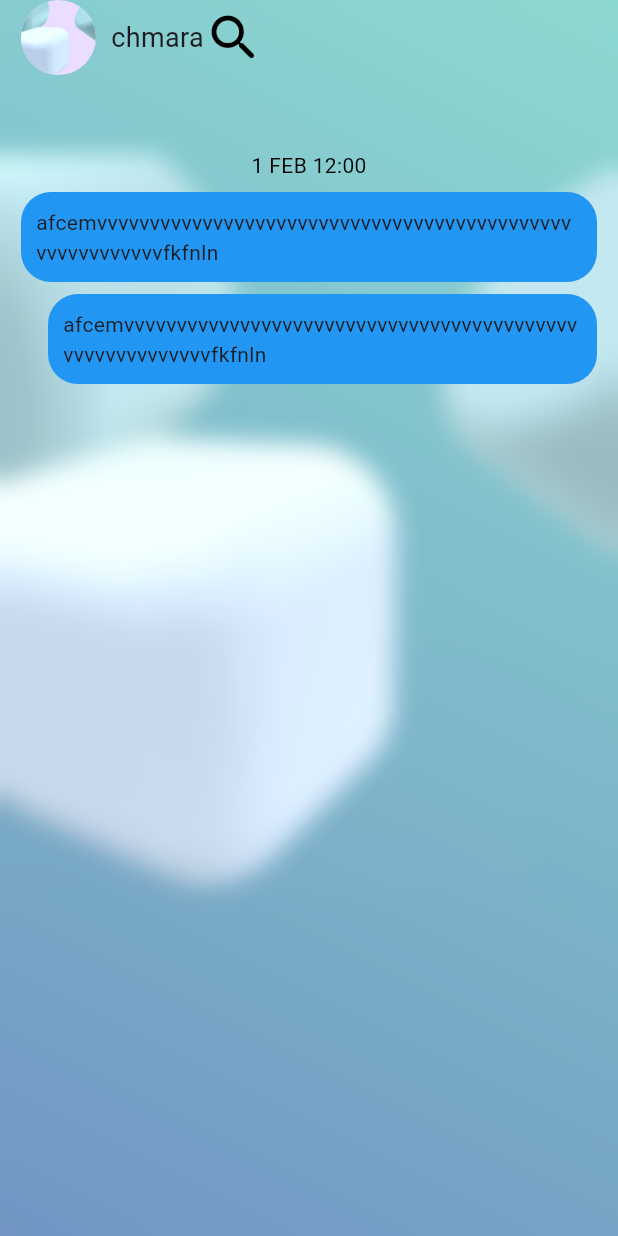
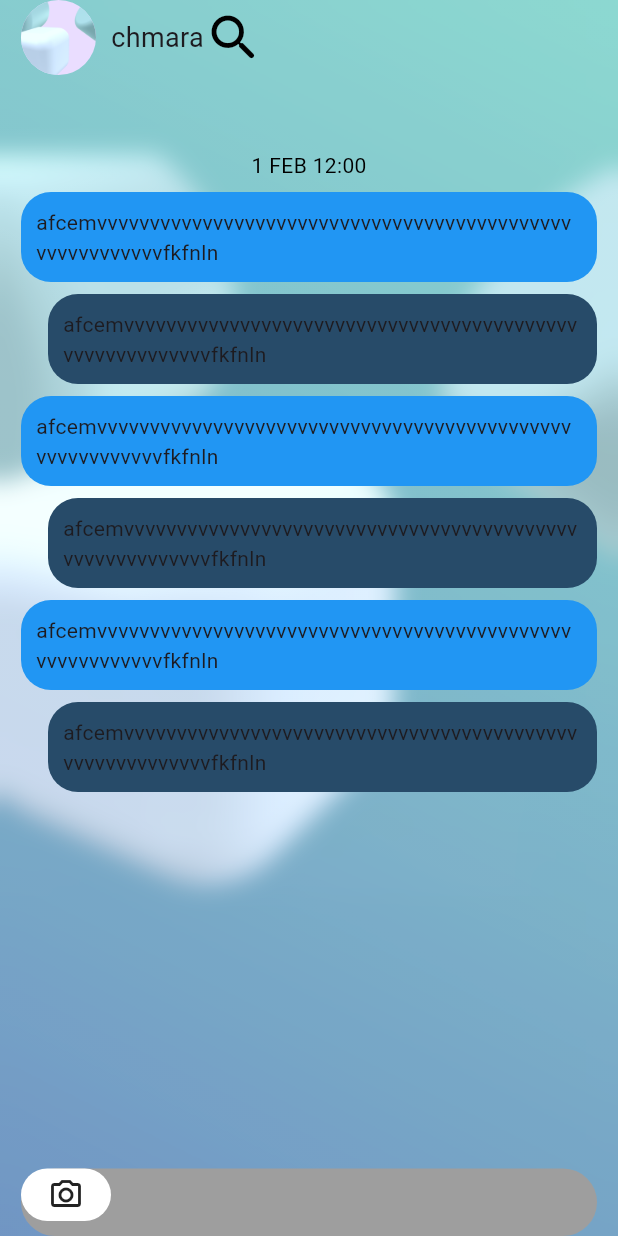
Before and after one commit to RMCV-Rajapaksha/Project-Syncup, a Flutter app: the screen it shows after launch, on a phone screen of 412 x 824 dp. Run offline on Flutter 3.47's test engine with Material 3 defaults, Android fonts, the phone set to English and light mode, and no system bars; our stand-ins replace device_preview, flutter_chat_ui.

Commit message:
Update Chat.dart UI with new color scheme and additional text containers

```diff
--- a/lib/pages/Chat.dart
+++ b/lib/pages/Chat.dart
@@ -75,7 +75,7 @@ class _LoginState extends State<ChatPage> {
                 child: Container(
                   decoration: BoxDecoration(
                       borderRadius: BorderRadius.circular(20),
-                      color: Colors.blue),
+                      color: const Color.fromARGB(255, 39, 75, 105)),
                   child: Padding(
                     padding: const EdgeInsets.all(10.0),
                     child: Text(
@@ -83,6 +83,86 @@ class _LoginState extends State<ChatPage> {
                   ),
                 ),
               ),
+              SizedBox(
+                height: 8,
+              ),
+              Container(
+                decoration: BoxDecoration(
+                    borderRadius: BorderRadius.circular(20),
+                    color: Colors.blue),
+                child: Padding(
+                  padding: const EdgeInsets.all(10.0),
+                  child: Text(
+                      'afcemvvvvvvvvvvvvvvvvvvvvvvvvvvvvvvvvvvvvvvvvvvvvvvvvvvvvvvvvvfkfnln'),
+                ),
+              ),
+              SizedBox(
+                height: 8,
+              ),
+              Padding(
+                padding: const EdgeInsets.only(left: 18),
+                child: Container(
+                  decoration: BoxDecoration(
+                      borderRadius: BorderRadius.circular(20),
+                      color: const Color.fromARGB(255, 39, 75, 105)),
+                  child: Padding(
+                    padding: const EdgeInsets.all(10.0),
+                    child: Text(
+                        'afcemvvvvvvvvvvvvvvvvvvvvvvvvvvvvvvvvvvvvvvvvvvvvvvvvvvvvvvvvvfkfnln'),
+                  ),
+                ),
+              ),
+              SizedBox(
+                height: 8,
+              ),
+              Container(
+                decoration: BoxDecoration(
+                    borderRadius: BorderRadius.circular(20),
+                    color: Colors.blue),
+                child: Padding(
+                  padding: const EdgeInsets.all(10.0),
+                  child: Text(
+                      'afcemvvvvvvvvvvvvvvvvvvvvvvvvvvvvvvvvvvvvvvvvvvvvvvvvvvvvvvvvvfkfnln'),
+                ),
+              ),
+              SizedBox(
+                height: 8,
+              ),
+              Padding(
+                padding: const EdgeInsets.only(left: 18),
+                child: Container(
+                  decoration: BoxDecoration(
+                      borderRadius: BorderRadius.circular(20),
+                      color: const Color.fromARGB(255, 39, 75, 105)),
+                  child: Padding(
+                    padding: const EdgeInsets.all(10.0),
+                    child: Text(
+                        'afcemvvvvvvvvvvvvvvvvvvvvvvvvvvvvvvvvvvvvvvvvvvvvvvvvvvvvvvvvvfkfnln'),
+                  ),
+                ),
+              ),
+              Spacer(),
+              Container(
+                padding: EdgeInsets.only(bottom: 10),
+                height: 45,
+                width: double.infinity,
+                decoration: BoxDecoration(
+                  borderRadius: BorderRadius.circular(30),
+                  color: Colors.grey,
+                ),
+                child: Row(
+                  children: [
+                    Container(
+                      height: 60,
+                      width: 60,
+                      decoration: BoxDecoration(
+                          color: Colors.white,
+                          borderRadius: BorderRadius.circular(50)),
+                      child: Icon(Icons.camera_alt_outlined),
+                    ),
+                  ],
+                ),
+              )
             ],
           ),
         ),
```
